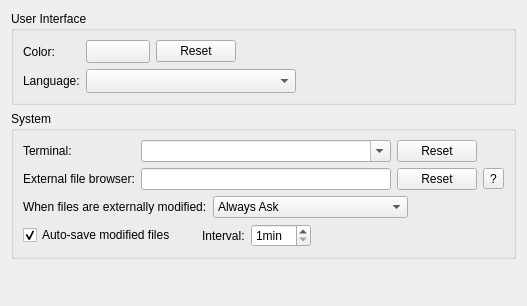
Old version of the form src/plugins/coreplugin/generalsettings.ui in the repository qt-creator/qt-creator.
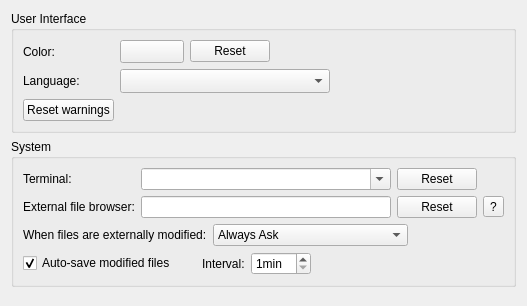
New version of the form. Icons and pictures are not drawn. Custom widgets are drawn as their Qt base class.

Commit message: InfoBar: Enable resetting globally suppressed warnings

What changed in the file:
```diff
--- a/src/plugins/coreplugin/generalsettings.ui
+++ b/src/plugins/coreplugin/generalsettings.ui
@@ -107,6 +107,13 @@
         </item>
        </layout>
       </item>
+      <item row="3" column="0">
+       <widget class="QPushButton" name="resetWarningsButton">
+        <property name="text">
+         <string>Reset warnings</string>
+        </property>
+       </widget>
+      </item>
      </layout>
     </widget>
    </item>
```
The commit also changes 4 other files.
